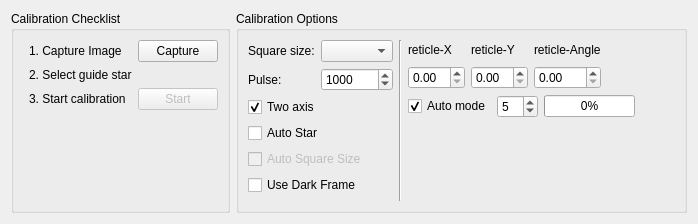
Qt form kstars/ekos/guide/rcalibration.ui (KDE/kstars) before a commit.
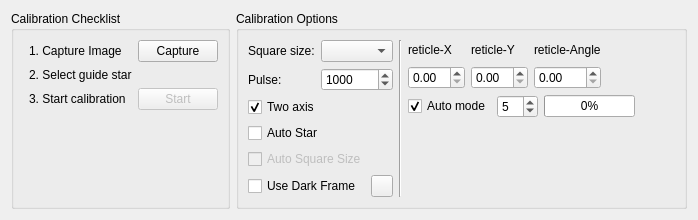
The same form after that commit. Custom widgets are drawn as their Qt base class.

Commit message: Adding support to dark library collection for dark frames for guiding purposes. If saved, they can be loaded in future sessions

```diff
--- a/kstars/ekos/guide/rcalibration.ui
+++ b/kstars/ekos/guide/rcalibration.ui
@@ -6,8 +6,8 @@
    <rect>
     <x>0</x>
     <y>0</y>
-    <width>656</width>
-    <height>224</height>
+    <width>672</width>
+    <height>217</height>
    </rect>
   </property>
   <property name="minimumSize">
@@ -142,9 +142,9 @@
        <property name="title">
         <string>Calibration Options</string>
        </property>
-       <layout class="QHBoxLayout" name="horizontalLayout_2">
+       <layout class="QHBoxLayout" name="horizontalLayout_4">
         <item>
-         <layout class="QVBoxLayout" name="verticalLayout_3">
+         <layout class="QVBoxLayout" name="verticalLayout_2">
           <item>
            <layout class="QGridLayout" name="gridLayout_2">
             <item row="0" column="0">
@@ -183,8 +183,6 @@
            </layout>
           </item>
           <item>
-           <layout class="QVBoxLayout" name="verticalLayout_2">
-            <item>
              <widget class="QCheckBox" name="twoAxisCheck">
               <property name="text">
                <string>Two axis</string>
@@ -221,6 +219,8 @@
              </widget>
             </item>
             <item>
+           <layout class="QHBoxLayout" name="horizontalLayout_2">
+            <item>
              <widget class="QCheckBox" name="darkFrameCheck">
               <property name="text">
                <string>Use Dark Frame</string>
@@ -231,6 +231,30 @@
              </widget>
             </item>
             <item>
+             <widget class="QPushButton" name="clearDarkB">
+              <property name="minimumSize">
+               <size>
+                <width>22</width>
+                <height>22</height>
+               </size>
+              </property>
+              <property name="maximumSize">
+               <size>
+                <width>22</width>
+                <height>22</height>
+               </size>
+              </property>
+              <property name="toolTip">
+               <string>Clear dark library</string>
+              </property>
+              <property name="text">
+               <string/>
+              </property>
+             </widget>
+            </item>
+           </layout>
+          </item>
+          <item>
              <spacer name="verticalSpacer_3">
               <property name="orientation">
                <enum>Qt::Vertical</enum>
@@ -242,8 +266,6 @@
                </size>
               </property>
              </spacer>
-            </item>
-           </layout>
           </item>
          </layout>
         </item>
```
Lines whose indentation alone changed are shown as unchanged. The commit also changes 4 other files.
